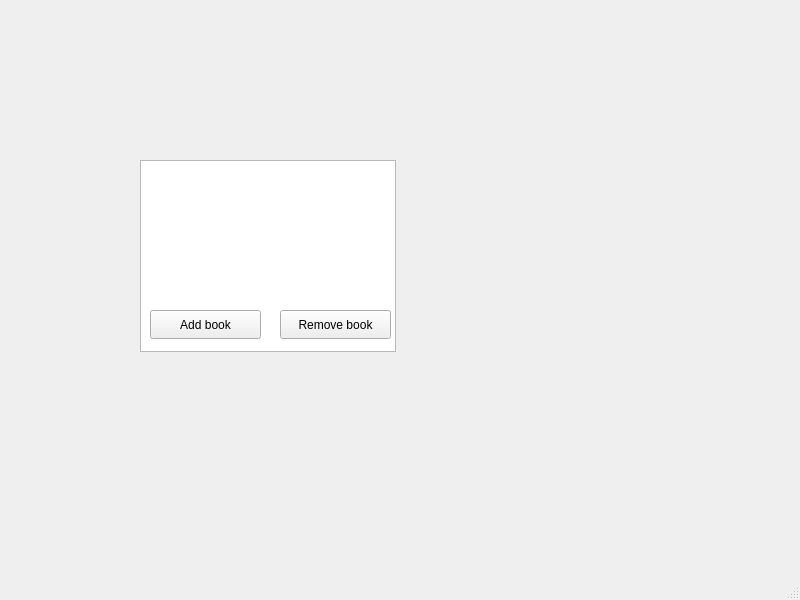
Qt form bookListView.ui (DeimanteDav/ShelfSpace) before a commit.
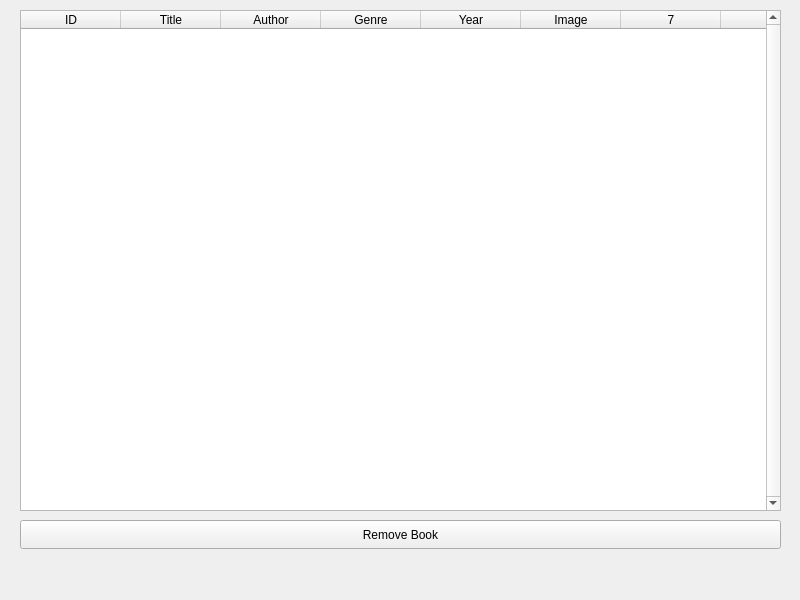
The same form after that commit.

The edit to the form file:
```diff
--- a/bookListView.ui
+++ b/bookListView.ui
@@ -17,51 +17,98 @@
    <widget class="QTableWidget" name="tableWidget">
     <property name="geometry">
      <rect>
-      <x>140</x>
-      <y>160</y>
-      <width>256</width>
-      <height>192</height>
+      <x>20</x>
+      <y>10</y>
+      <width>761</width>
+      <height>501</height>
      </rect>
     </property>
+    <property name="verticalScrollBarPolicy">
+     <enum>Qt::ScrollBarPolicy::ScrollBarAlwaysOn</enum>
+    </property>
+    <property name="horizontalScrollBarPolicy">
+     <enum>Qt::ScrollBarPolicy::ScrollBarAlwaysOff</enum>
+    </property>
+    <property name="columnCount">
+     <number>12</number>
+    </property>
+    <attribute name="horizontalHeaderVisible">
+     <bool>true</bool>
+    </attribute>
+    <attribute name="horizontalHeaderCascadingSectionResizes">
+     <bool>false</bool>
+    </attribute>
+    <attribute name="horizontalHeaderShowSortIndicator" stdset="0">
+     <bool>false</bool>
+    </attribute>
+    <column>
+     <property name="text">
+      <string>ID</string>
+     </property>
+    </column>
+    <column>
+     <property name="text">
+      <string>Title</string>
+     </property>
+    </column>
+    <column>
+     <property name="text">
+      <string>Author</string>
+     </property>
+    </column>
+    <column>
+     <property name="text">
+      <string>Genre</string>
+     </property>
+    </column>
+    <column>
+     <property name="text">
+      <string>Year</string>
+     </property>
+    </column>
+    <column>
+     <property name="text">
+      <string>Image</string>
+     </property>
+    </column>
+    <column/>
+    <column/>
+    <column/>
+    <column/>
+    <column/>
+    <column/>
    </widget>
-   <widget class="QPushButton" name="RemoveButton">
+   <widget class="QPushButton" name="removeButton">
+    <property name="enabled">
+     <bool>true</bool>
+    </property>
     <property name="geometry">
      <rect>
-      <x>280</x>
-      <y>310</y>
-      <width>111</width>
+      <x>20</x>
+      <y>520</y>
+      <width>761</width>
       <height>29</height>
      </rect>
     </property>
     <property name="text">
-     <string>Remove book</string>
+     <string>Remove Book</string>
     </property>
+    <property name="checkable">
+     <bool>false</bool>
+    </property>
    </widget>
-   <widget class="QPushButton" name="AdButton">
+   <widget class="QWidget" name="verticalLayoutWidget">
     <property name="geometry">
      <rect>
-      <x>150</x>
-      <y>310</y>
-      <width>111</width>
-      <height>29</height>
+      <x>20</x>
+      <y>40</y>
+      <width>741</width>
+      <height>471</height>
      </rect>
     </property>
-    <property name="text">
-     <string>Add book</string>
-    </property>
+    <layout class="QVBoxLayout" name="verticalLayout"/>
    </widget>
   </widget>
-  <widget class="QMenuBar" name="menubar">
-   <property name="geometry">
-    <rect>
-     <x>0</x>
-     <y>0</y>
-     <width>800</width>
-     <height>25</height>
-    </rect>
-   </property>
-  </widget>
-  <widget class="QStatusBar" name="statusbar"/>
  </widget>
  <resources/>
  <connections/>
```
Left out of the diff: 4 changed lines with no effect on the pictures.
